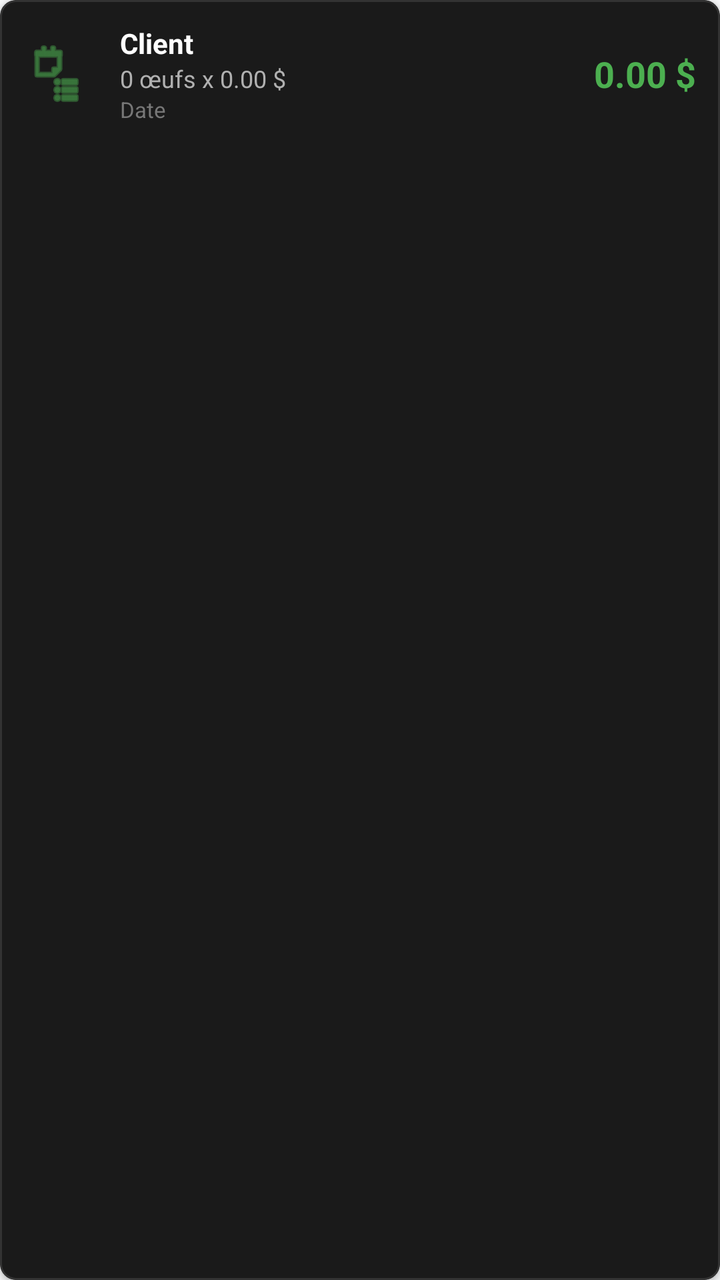
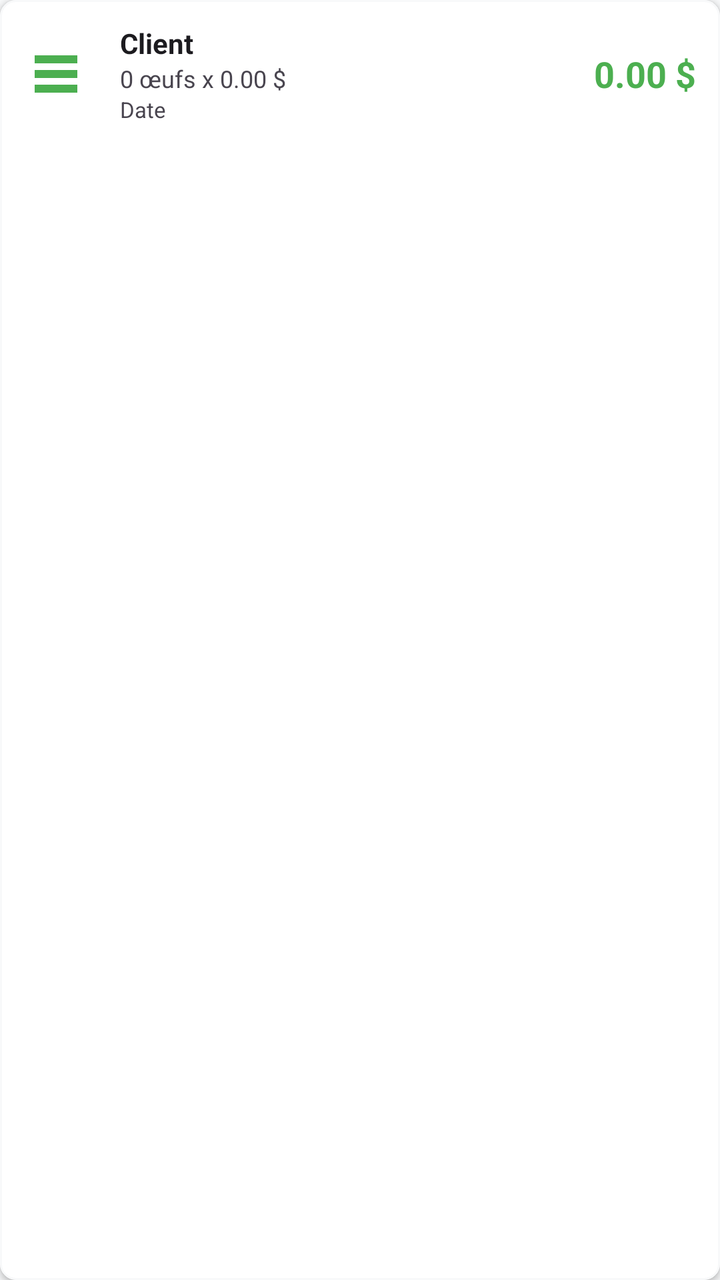

Screens rendered from an Android XML layout before and after an edit, with the pre-edit source and the edit as a unified diff.
<!-- AndroidManifest.xml: application theme Theme.Poulailler_copilot -->
<!-- res/layout/item_sale.xml -->
<?xml version="1.0" encoding="utf-8"?>
<com.google.android.material.card.MaterialCardView xmlns:android="http://schemas.android.com/apk/res/android"
    xmlns:app="http://schemas.android.com/apk/res-auto"
    android:layout_width="match_parent"
    android:layout_height="wrap_content"
    android:layout_marginBottom="8dp"
    app:cardBackgroundColor="#1A1A1A"
    app:cardCornerRadius="8dp"
    app:strokeColor="#333333"
    app:strokeWidth="1dp">

    <LinearLayout
        android:layout_width="match_parent"
        android:layout_height="wrap_content"
        android:orientation="horizontal"
        android:padding="12dp"
        android:gravity="center_vertical">

        <ImageView
            android:id="@+id/ivPaidStatus"
            android:layout_width="32dp"
            android:layout_height="32dp"
            android:src="@android:drawable/ic_menu_agenda"
            app:tint="#4CAF50"
            android:clickable="true"
            android:focusable="true"
            android:background="?attr/selectableItemBackgroundBorderless"
            android:contentDescription="Statut paiement" />

        <LinearLayout
            android:layout_width="0dp"
            android:layout_height="wrap_content"
            android:layout_weight="1"
            android:orientation="vertical"
            android:layout_marginStart="16dp">

            <TextView
                android:id="@+id/tvClient"
                android:layout_width="wrap_content"
                android:layout_height="wrap_content"
                android:textColor="@color/white"
                android:textSize="14sp"
                android:textStyle="bold"
                android:text="Client"/>

            <TextView
                android:id="@+id/tvDetails"
                android:layout_width="wrap_content"
                android:layout_height="wrap_content"
                android:textColor="#B0B0B0"
                android:textSize="12sp"
                android:text="0 œufs x 0.00 $"/>

            <TextView
                android:id="@+id/tvDate"
                android:layout_width="wrap_content"
                android:layout_height="wrap_content"
                android:textColor="#777777"
                android:textSize="11sp"
                android:text="Date"/>
        </LinearLayout>

        <TextView
            android:id="@+id/tvTotal"
            android:layout_width="wrap_content"
            android:layout_height="wrap_content"
            android:textColor="#4CAF50"
            android:textSize="18sp"
            android:textStyle="bold"
            android:text="0.00 $"/>

    </LinearLayout>
</com.google.android.material.card.MaterialCardView>
<!-- resources referenced by this layout -->
<resources>
  <color name="white">#FFFFFFFF</color>
  <style name="Theme.Poulailler_copilot" parent="Theme.MaterialComponents.DayNight.NoActionBar">
          
          <item name="colorPrimary">@color/primary</item>
          <item name="colorPrimaryVariant">@color/primary_variant</item>
          <item name="colorOnPrimary">@color/white</item>
  
          
          <item name="colorSecondary">@color/secondary</item>
          <item name="colorSecondaryVariant">@color/secondary_variant</item>
          <item name="colorOnSecondary">@color/white</item>
  
          
          <item name="android:windowBackground">@color/background</item>
          <item name="colorSurface">@color/surface</item>
          <item name="colorOnSurface">@color/text_primary</item>
          <item name="colorOnSurfaceVariant">@color/text_secondary</item>
  
          
          <item name="android:textColorPrimary">@color/text_primary</item>
          <item name="android:textColorSecondary">@color/text_secondary</item>
  
          
          <item name="android:statusBarColor">?attr/colorPrimaryVariant</item>
  
          
          <item name="materialCardViewStyle">@style/Widget.App.CardView</item>
          <item name="shapeAppearanceLargeComponent">@style/ShapeAppearance.App.LargeComponent</item>
  
          
          <item name="materialAlertDialogTheme">@style/ThemeOverlay.App.MaterialAlertDialog</item>
          <item name="alertDialogTheme">@style/ThemeOverlay.App.MaterialAlertDialog</item>
      </style>
  <color name="primary">#006D3A</color>
  <color name="primary_variant">#004D22</color>
  <color name="secondary">#43A047</color>
  <color name="secondary_variant">#2E7D32</color>
  <color name="background">@color/off_white</color>
  <color name="surface">#FFFFFF</color>
  <color name="text_primary">#1C1B1F</color>
  <color name="text_secondary">#49454F</color>
  <style name="Widget.App.CardView" parent="Widget.MaterialComponents.CardView">
          <item name="cardElevation">2dp</item>
          <item name="cardCornerRadius">16dp</item>
          <item name="cardBackgroundColor">@color/surface</item>
          <item name="strokeWidth">0dp</item>
      </style>
  <style name="ShapeAppearance.App.LargeComponent" parent="ShapeAppearance.MaterialComponents.LargeComponent">
          <item name="cornerFamily">rounded</item>
          <item name="cornerSize">16dp</item>
      </style>
  <style name="ThemeOverlay.App.MaterialAlertDialog" parent="ThemeOverlay.MaterialComponents.MaterialAlertDialog">
          <item name="colorSurface">@color/surface</item>
          <item name="colorOnSurface">@color/text_primary</item>
          <item name="android:textColorPrimary">@color/text_primary</item>
      </style>
  <color name="off_white">#F8F9FA</color>
</resources>

<!-- the commit's change to res/layout/item_sale.xml (unified diff, before → after) -->
@@ -4,9 +4,9 @@
     android:layout_width="match_parent"
     android:layout_height="wrap_content"
     android:layout_marginBottom="8dp"
-    app:cardBackgroundColor="#1A1A1A"
+    app:cardBackgroundColor="@color/surface"
     app:cardCornerRadius="8dp"
-    app:strokeColor="#333333"
+    app:strokeColor="@color/off_white"
     app:strokeWidth="1dp">
 
     <LinearLayout
@@ -20,7 +20,7 @@
             android:id="@+id/ivPaidStatus"
             android:layout_width="32dp"
             android:layout_height="32dp"
-            android:src="@android:drawable/ic_menu_agenda"
+            android:src="@drawable/ic_batches"
             app:tint="#4CAF50"
             android:clickable="true"
             android:focusable="true"
@@ -38,7 +38,7 @@
                 android:id="@+id/tvClient"
                 android:layout_width="wrap_content"
                 android:layout_height="wrap_content"
-                android:textColor="@color/white"
+                android:textColor="@color/text_primary"
                 android:textSize="14sp"
                 android:textStyle="bold"
                 android:text="Client"/>
@@ -47,7 +47,7 @@
                 android:id="@+id/tvDetails"
                 android:layout_width="wrap_content"
                 android:layout_height="wrap_content"
-                android:textColor="#B0B0B0"
+                android:textColor="@color/text_secondary"
                 android:textSize="12sp"
                 android:text="0 œufs x 0.00 $"/>
 
@@ -55,7 +55,7 @@
                 android:id="@+id/tvDate"
                 android:layout_width="wrap_content"
                 android:layout_height="wrap_content"
-                android:textColor="#777777"
+                android:textColor="@color/text_secondary"
                 android:textSize="11sp"
                 android:text="Date"/>
         </LinearLayout>
<!-- resource entries referenced after the edit -->
@@ -41,6 +41,16 @@
   <color name="surface">#FFFFFF</color>
   <color name="text_primary">#1C1B1F</color>
   <color name="text_secondary">#49454F</color>
+  <!-- drawable ic_batches (drawable) -->
+  <vector xmlns:android="http://schemas.android.com/apk/res/android"
+      android:width="24dp"
+      android:height="24dp"
+      android:viewportWidth="24"
+      android:viewportHeight="24">
+      <path
+          android:fillColor="#000000"
+          android:pathData="M4,5h16v3H4z M4,10.5h16v3H4z M4,16h16v3H4z"/>
+  </vector>
   <style name="Widget.App.CardView" parent="Widget.MaterialComponents.CardView">
           <item name="cardElevation">2dp</item>
           <item name="cardCornerRadius">16dp</item>
